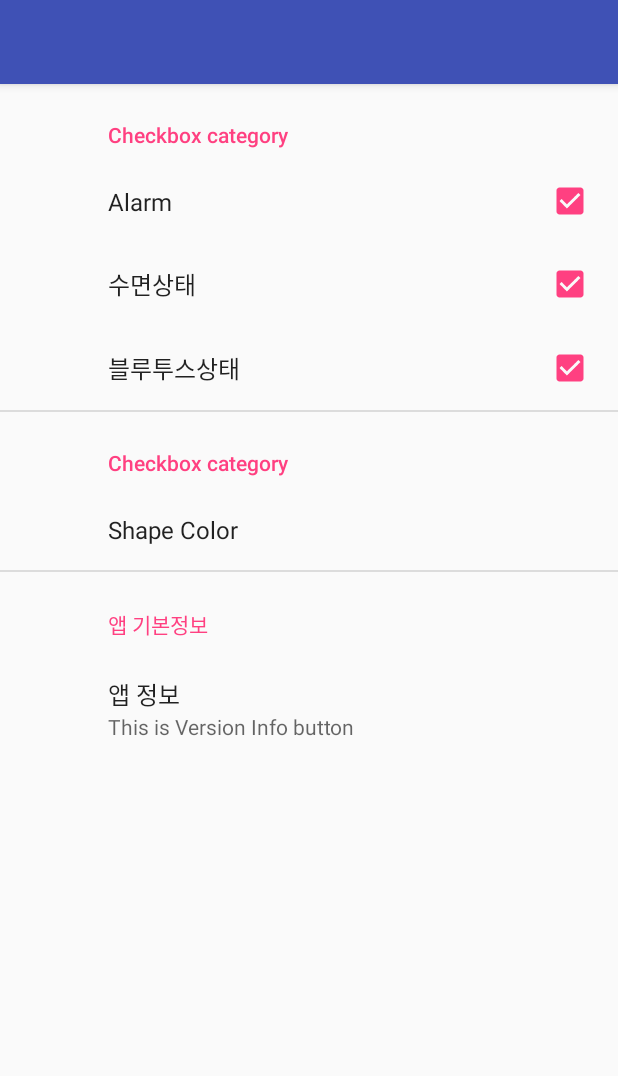
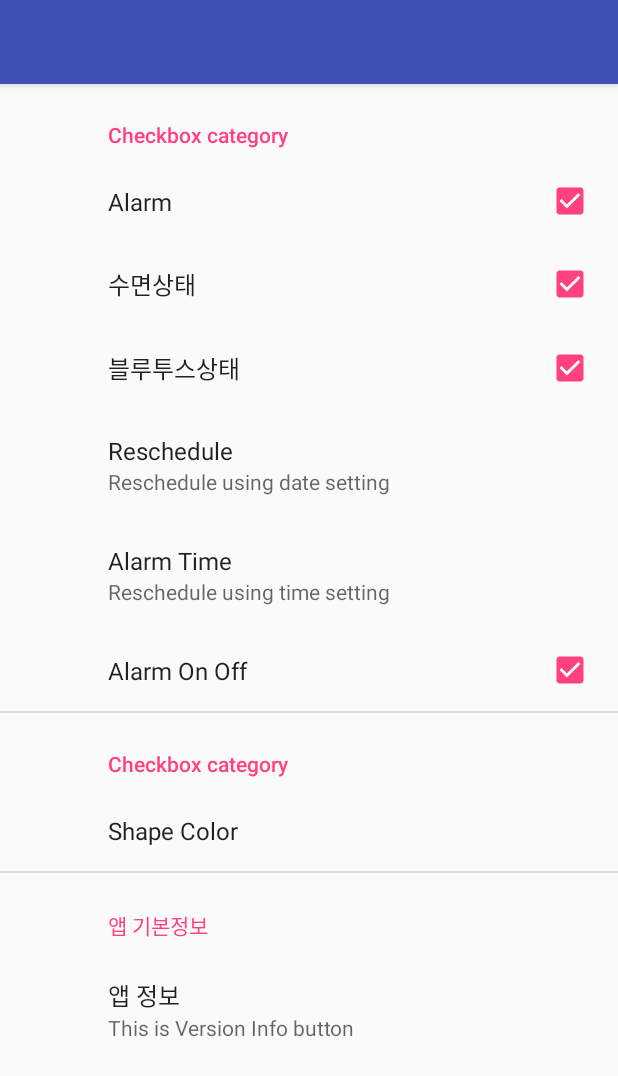
Before and after one commit to jsyoon64/Smask, an Android app: the fragment FragPref shown on its own in the app's theme, on a phone screen of 412 x 824 dp. Shown: the top 1076 px of the screen. Run offline under Robolectric (Android 15) with nearby library versions, the phone set to English and light mode, and no system bars; our stand-ins replace androidx.preference.

Commit message:
date time preference 추가

```diff
--- a/app/src/main/java/com/jsyoon/sleepmask2/setting/FragPref.java
+++ b/app/src/main/java/com/jsyoon/sleepmask2/setting/FragPref.java
@@ -1,6 +1,10 @@
 package com.jsyoon.sleepmask2.setting;
 
+import android.annotation.TargetApi;
+import android.app.DatePickerDialog;
+import android.app.TimePickerDialog;
 import android.content.SharedPreferences;
+import android.os.Build;
 import android.os.Bundle;
 import android.support.v7.preference.EditTextPreference;
 import android.support.v7.preference.ListPreference;
@@ -10,13 +14,20 @@ import android.support.v7.preference.PreferenceFragmentCompat;
 import android.support.v7.preference.PreferenceGroup;
 import android.support.v7.preference.PreferenceScreen;
 import android.util.Log;
+import android.widget.DatePicker;
+import android.widget.TimePicker;
 import android.widget.Toast;
 
 import com.jsyoon.sleepmask2.R;
 
+import java.util.Calendar;
+import java.lang.Object;
+
 public class FragPref extends PreferenceFragmentCompat implements
         SharedPreferences.OnSharedPreferenceChangeListener,
-        Preference.OnPreferenceChangeListener {
+        Preference.OnPreferenceChangeListener,
+        DatePickerDialog.OnDateSetListener,
+        TimePickerDialog.OnTimeSetListener {
 
     private static final String TAG = "FragPref";
 
@@ -52,6 +63,26 @@ public class FragPref extends PreferenceFragmentCompat implements
             }
         });
 
+        Preference btnDateFilter = (Preference) findPreference("btnDateFilter");
+        btnDateFilter.setOnPreferenceClickListener(new Preference.OnPreferenceClickListener() {
+            @TargetApi(Build.VERSION_CODES.HONEYCOMB)
+            @Override
+            public boolean onPreferenceClick(Preference preference) {
+                showDateDialog();
+                return false;
+            }
+        });
+
+        Preference btnTimeFilter = (Preference) findPreference("btnTimeFilter");
+        btnTimeFilter.setOnPreferenceClickListener(new Preference.OnPreferenceClickListener() {
+            @TargetApi(Build.VERSION_CODES.HONEYCOMB)
+            @Override
+            public boolean onPreferenceClick(Preference preference) {
+                showTimeDialog();
+                return false;
+            }
+        });
+
         SharedPreferences sharedPreferences = getPreferenceScreen().getSharedPreferences();
         PreferenceScreen prefScreen = getPreferenceScreen();
         int count = prefScreen.getPreferenceCount();
@@ -62,11 +93,10 @@ public class FragPref extends PreferenceFragmentCompat implements
             if (p instanceof PreferenceCategory) {
                 int count1 = ((PreferenceCategory) p).getPreferenceCount();
                 for (int j = 0; j < count1; j++) {
-                    Preference p1 = ((PreferenceCategory)p).getPreference(j);
+                    Preference p1 = ((PreferenceCategory) p).getPreference(j);
                     findListPreferenceNSetSummary(sharedPreferences, p1);
                 }
-            }
-            else {
+            } else {
                 findListPreferenceNSetSummary(sharedPreferences, p);
             }
         }
@@ -112,9 +142,14 @@ public class FragPref extends PreferenceFragmentCompat implements
     private void findListPreferenceNSetSummary(SharedPreferences sharedPreferences, Preference preference) {
         if (null != preference) {
             // Updates the summary for the preference
-            if ((preference instanceof ListPreference) || (preference instanceof EditTextPreference)) {
+            if ((preference instanceof ListPreference) ||
+                    (preference instanceof EditTextPreference) ) {
                 String value = sharedPreferences.getString(preference.getKey(), "");
                 setPreferenceSummary(preference, value);
+            }
+            else if ( preference.getKey().equals("btnDateFilter") || preference.getKey().equals("btnTimeFilter"))                  {
+                //long ii = sharedPreferences.getLong(preference.getKey(), 0);
+                //Log.d(TAG, "Preferences : " + ii);
             }
         }
     }
@@ -133,4 +168,31 @@ public class FragPref extends PreferenceFragmentCompat implements
             edittextPreference.setSummary(value);
         }
     }
+
+    private void showDateDialog() {
+        // Use the current date as the default date in the picker
+        final Calendar c = Calendar.getInstance();
+        int year = c.get(Calendar.YEAR);
+        int month = c.get(Calendar.MONTH);
+        int day = c.get(Calendar.DAY_OF_MONTH);
+        new DatePickerDialog(getContext(), this, year, month, day).show();
+    }
+
+    private void showTimeDialog() {
+        final Calendar c = Calendar.getInstance();
+        int hourOfDay = c.get(Calendar.HOUR);
+        int minute = c.get(Calendar.MINUTE);
+        new TimePickerDialog(getContext(), this, hourOfDay, minute, true).show();
+    }
+
+
+    @Override
+    public void onDateSet(DatePicker view, int year, int month, int dayOfMonth) {
+        Log.i(TAG, "Selected Date: year " + year + " month " + month + " day " + dayOfMonth);
+    }
+
+    @Override
+    public void onTimeSet(TimePicker view, int hourOfDay, int minute) {
+        Log.i(TAG, "Selected Time: Hour " + hourOfDay + " minute " + minute);
+    }
 }
--- a/app/src/main/res/xml/setting_pref.xml
+++ b/app/src/main/res/xml/setting_pref.xml
@@ -13,6 +13,22 @@
             android:defaultValue="true"
             android:key="setting3"
             android:title="블루투스상태" />
+
+        <Preference
+            android:key="btnDateFilter"
+            android:summary="Reschedule using date setting"
+            android:title="Reschedule" />
+
+        <Preference
+            android:key="btnTimeFilter"
+            android:summary="Reschedule using time setting"
+            android:title="Alarm Time" />
+
+        <CheckBoxPreference
+            android:defaultValue="true"
+            android:key="AlarmOnOff"
+            android:title="Alarm On Off" />
+
     </PreferenceCategory>
 
     <PreferenceCategory android:title="Checkbox category">
```
